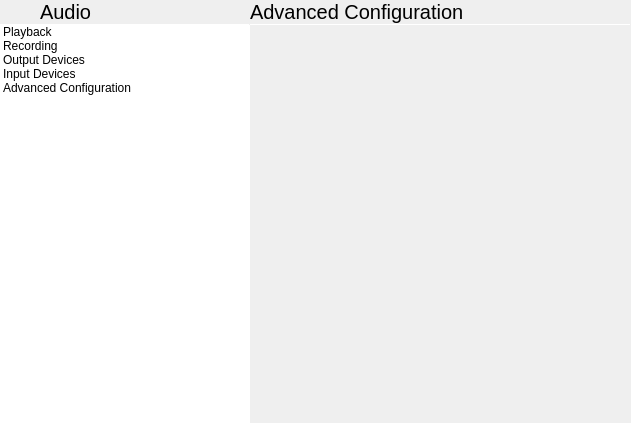
First picture: the form in statuscenter/PulseaudioPane/audiopane.ui, repository vicr123/theshell, before the edit.
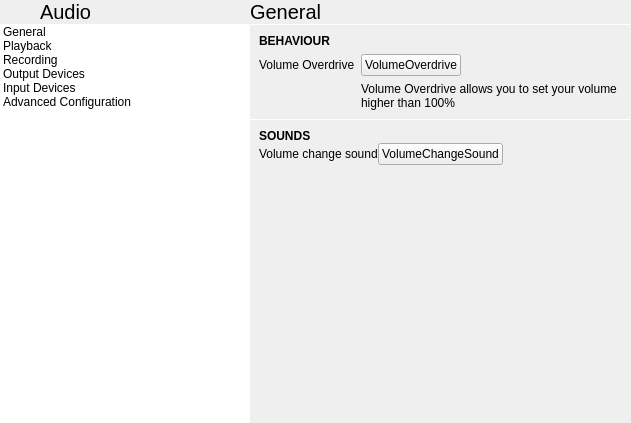
Second picture: the form after the edit. Icons and pictures are not drawn. Custom widgets are drawn as their Qt base class.

```diff
--- a/statuscenter/PulseaudioPane/audiopane.ui
+++ b/statuscenter/PulseaudioPane/audiopane.ui
@@ -119,6 +119,11 @@
         <property name="frameShape">
          <enum>QFrame::NoFrame</enum>
         </property>
+        <item>
+         <property name="text">
+          <string>General</string>
+         </property>
+        </item>
         <item>
          <property name="text">
           <string>Playback</string>
@@ -152,8 +157,243 @@
    <item>
     <widget class="tStackedWidget" name="audioStack">
      <property name="currentIndex">
-      <number>4</number>
+      <number>0</number>
      </property>
+     <widget class="QWidget" name="page_6">
+      <layout class="QVBoxLayout" name="verticalLayout_8">
+       <property name="spacing">
+        <number>0</number>
+       </property>
+       <property name="leftMargin">
+        <number>0</number>
+       </property>
+       <property name="topMargin">
+        <number>0</number>
+       </property>
+       <property name="rightMargin">
+        <number>0</number>
+       </property>
+       <property name="bottomMargin">
+        <number>0</number>
+       </property>
+       <item>
+        <widget class="QLabel" name="label_9">
+         <property name="font">
+          <font>
+           <pointsize>15</pointsize>
+          </font>
+         </property>
+         <property name="text">
+          <string>General</string>
+         </property>
+         <property name="margin">
+          <number>9</number>
+         </property>
+        </widget>
+       </item>
+       <item>
+        <widget class="Line" name="line_7">
+         <property name="maximumSize">
+          <size>
+           <width>16777215</width>
+           <height>1</height>
+          </size>
+         </property>
+         <property name="orientation">
+          <enum>Qt::Horizontal</enum>
+         </property>
+        </widget>
+       </item>
+       <item>
+        <widget class="QScrollArea" name="scrollArea_6">
+         <property name="frameShape">
+          <enum>QFrame::NoFrame</enum>
+         </property>
+         <property name="widgetResizable">
+          <bool>true</bool>
+         </property>
+         <widget class="QWidget" name="scrollAreaWidgetContents_6">
+          <property name="geometry">
+           <rect>
+            <x>0</x>
+            <y>0</y>
+            <width>381</width>
+            <height>380</height>
+           </rect>
+          </property>
+          <layout class="QVBoxLayout" name="verticalLayout_9">
+           <property name="spacing">
+            <number>0</number>
+           </property>
+           <property name="leftMargin">
+            <number>0</number>
+           </property>
+           <property name="topMargin">
+            <number>0</number>
+           </property>
+           <property name="rightMargin">
+            <number>0</number>
+           </property>
+           <property name="bottomMargin">
+            <number>0</number>
+           </property>
+           <item>
+            <layout class="QGridLayout" name="gridLayout_2">
+             <property name="leftMargin">
+              <number>9</number>
+             </property>
+             <property name="topMargin">
+              <number>9</number>
+             </property>
+             <property name="rightMargin">
+              <number>9</number>
+             </property>
+             <property name="bottomMargin">
+              <number>9</number>
+             </property>
+             <property name="spacing">
+              <number>6</number>
+             </property>
+             <item row="1" column="1">
+              <widget class="tSwitch" name="volumeOverdrive">
+               <property name="text">
+                <string notr="true">VolumeOverdrive</string>
+               </property>
+              </widget>
+             </item>
+             <item row="0" column="0" colspan="3">
+              <widget class="QLabel" name="label_12">
+               <property name="font">
+                <font>
+                 <weight>75</weight>
+                 <bold>true</bold>
+                </font>
+               </property>
+               <property name="text">
+                <string>BEHAVIOUR</string>
+               </property>
+              </widget>
+             </item>
+             <item row="1" column="2">
+              <spacer name="horizontalSpacer_2">
+               <property name="orientation">
+                <enum>Qt::Horizontal</enum>
+               </property>
+               <property name="sizeHint" stdset="0">
+                <size>
+                 <width>40</width>
+                 <height>20</height>
+                </size>
+               </property>
+              </spacer>
+             </item>
+             <item row="1" column="0">
+              <widget class="QLabel" name="label_13">
+               <property name="text">
+                <string>Volume Overdrive</string>
+               </property>
+              </widget>
+             </item>
+             <item row="2" column="1" colspan="2">
+              <widget class="QLabel" name="label_14">
+               <property name="text">
+                <string>Volume Overdrive allows you to set your volume higher than 100%</string>
+               </property>
+               <property name="wordWrap">
+                <bool>true</bool>
+               </property>
+              </widget>
+             </item>
+            </layout>
+           </item>
+           <item>
+            <widget class="Line" name="line_8">
+             <property name="maximumSize">
+              <size>
+               <width>16777215</width>
+               <height>1</height>
+              </size>
+             </property>
+             <property name="orientation">
+              <enum>Qt::Horizontal</enum>
+             </property>
+            </widget>
+           </item>
+           <item>
+            <layout class="QGridLayout" name="gridLayout">
+             <property name="leftMargin">
+              <number>9</number>
+             </property>
+             <property name="topMargin">
+              <number>9</number>
+             </property>
+             <property name="rightMargin">
+              <number>9</number>
+             </property>
+             <property name="bottomMargin">
+              <number>9</number>
+             </property>
+             <item row="1" column="0">
+              <widget class="QLabel" name="label_10">
+               <property name="text">
+                <string>Volume change sound</string>
+               </property>
+              </widget>
+             </item>
+             <item row="1" column="1">
+              <widget class="tSwitch" name="volumeChangeSoundSwitch">
+               <property name="text">
+                <string notr="true">VolumeChangeSound</string>
+               </property>
+              </widget>
+             </item>
+             <item row="1" column="2">
+              <spacer name="horizontalSpacer">
+               <property name="orientation">
+                <enum>Qt::Horizontal</enum>
+               </property>
+               <property name="sizeHint" stdset="0">
+                <size>
+                 <width>40</width>
+                 <height>20</height>
+                </size>
+               </property>
+              </spacer>
+             </item>
+             <item row="0" column="0" colspan="3">
+              <widget class="QLabel" name="label_11">
+               <property name="font">
+                <font>
+                 <weight>75</weight>
+                 <bold>true</bold>
+                </font>
+               </property>
+               <property name="text">
+                <string>SOUNDS</string>
+               </property>
+              </widget>
+             </item>
+            </layout>
+           </item>
+           <item>
+            <spacer name="verticalSpacer_6">
+             <property name="orientation">
+              <enum>Qt::Vertical</enum>
+             </property>
+             <property name="sizeHint" stdset="0">
+              <size>
+               <width>20</width>
+               <height>40</height>
+              </size>
+             </property>
+            </spacer>
+           </item>
+          </layout>
+         </widget>
+        </widget>
+       </item>
+      </layout>
+     </widget>
      <widget class="QWidget" name="page">
       <property name="autoFillBackground">
        <bool>true</bool>
@@ -713,6 +953,11 @@
    <header location="global">tstackedwidget.h</header>
    <container>1</container>
   </customwidget>
+  <customwidget>
+   <class>tSwitch</class>
+   <extends>QPushButton</extends>
+   <header location="global">tswitch.h</header>
+  </customwidget>
  </customwidgets>
  <resources/>
  <connections>
```
Left out of the diff: 16 changed lines with no effect on the pictures.
